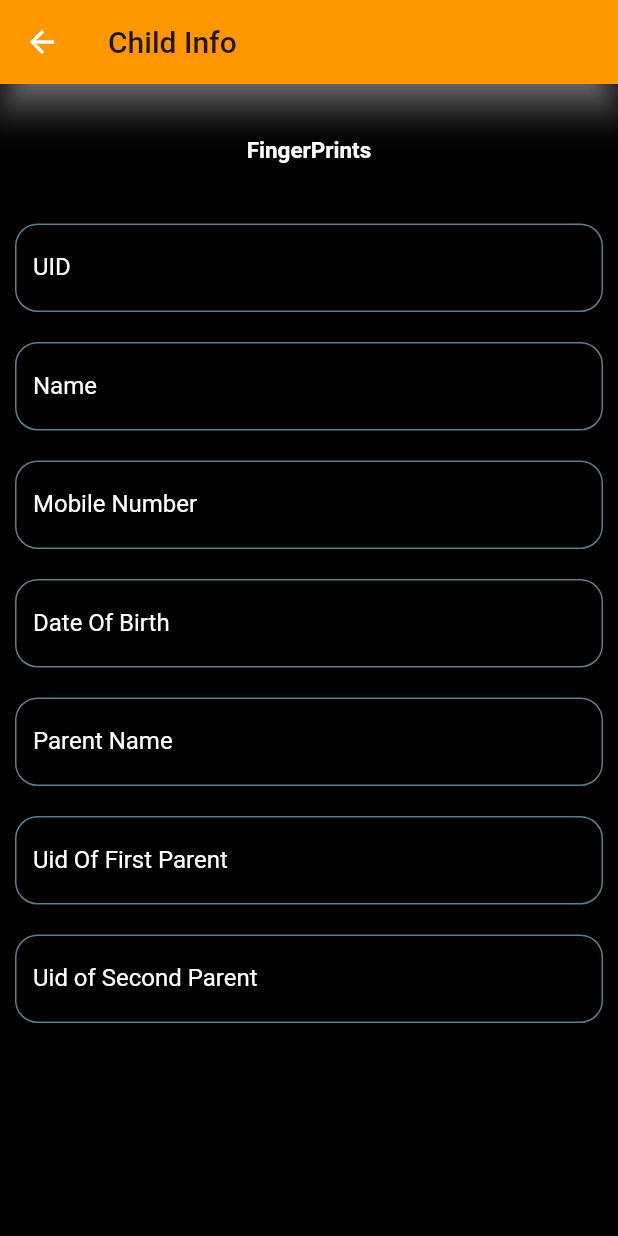
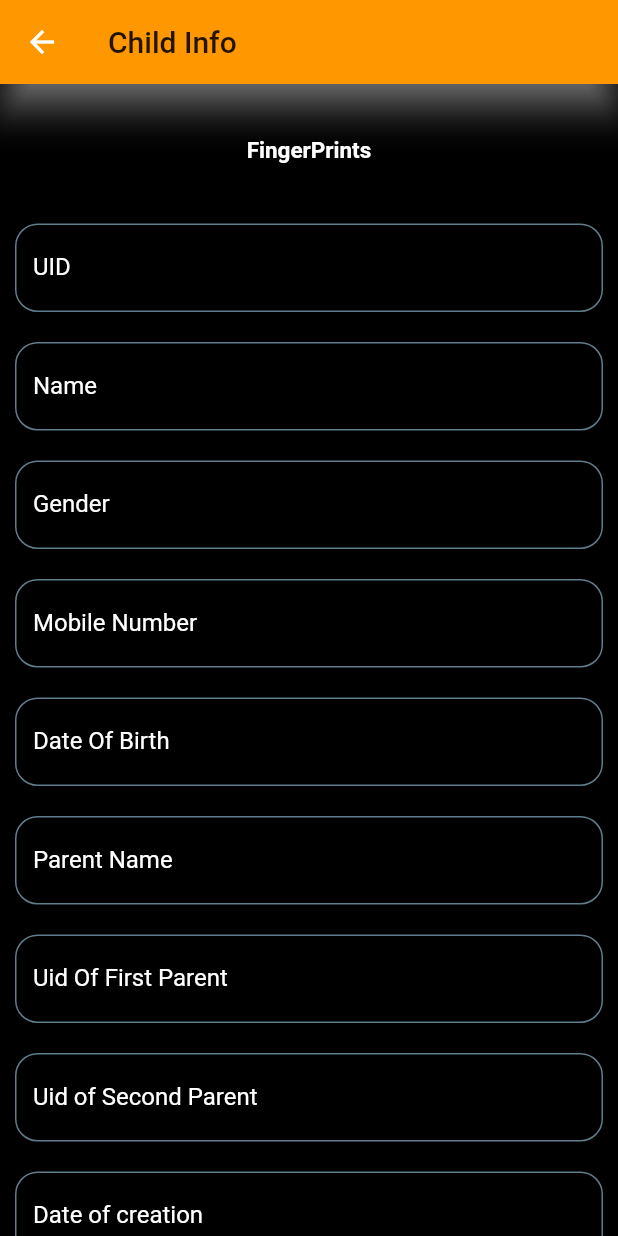
Before and after one commit to K1RA-16/Dayalbagh-Id-Card, a Flutter app: the ViewChildren screen opened by its route, on a phone screen of 412 x 824 dp. Run offline on Flutter 3.47's test engine with Material 2 defaults, Android fonts, the phone set to English and light mode, and no system bars; our stand-ins replace date_field, firebase_core, get, google_fonts, image_picker, lottie and 2 more; missing offline and left inert: dart:ffi, firebase_core_web, firebase_database_web, floating_action_bubble, image_picker_for_web, shared_preferences_web; accounts and stored records are empty; statements that could not run were skipped.

Commit message:
child api updated

```diff
--- a/lib/data/childBiometricViewData.dart
+++ b/lib/data/childBiometricViewData.dart
@@ -6,6 +6,8 @@ class ChildBiometricData {
 
 class ChildBiometricView {
   final int id;
+  final String gender;
+  final String mobile;
   final String name;
   final String father_name;
   final String dob;
@@ -26,6 +28,8 @@ class ChildBiometricView {
   final String uid;
   ChildBiometricView({
     required this.id,
+    required this.gender,
+    required this.mobile,
     required this.name,
     required this.father_name,
     required this.dob,
@@ -48,6 +52,8 @@ class ChildBiometricView {
 
   ChildBiometricView copyWith({
     int? id,
+    String? gender,
+    String? mobile,
     String? name,
     String? father_name,
     String? dob,
@@ -69,6 +75,8 @@ class ChildBiometricView {
   }) {
     return ChildBiometricView(
       id: id ?? this.id,
+      gender: gender ?? this.gender,
+      mobile: mobile ?? this.mobile,
       name: name ?? this.name,
       father_name: father_name ?? this.father_name,
       dob: dob ?? this.dob,
@@ -93,6 +101,8 @@ class ChildBiometricView {
   Map<String, dynamic> toMap() {
     return {
       'id': id,
+      'gender': gender,
+      'mobile': mobile,
       'name': name,
       'father_name': father_name,
       'dob': dob,
@@ -117,6 +127,8 @@ class ChildBiometricView {
   factory ChildBiometricView.fromMap(Map<String, dynamic> map) {
     return ChildBiometricView(
       id: map['id']?.toInt() ?? 0,
+      gender: map['gender'] ?? '',
+      mobile: map['mobile'] ?? '',
       name: map['name'] ?? '',
       father_name: map['father_name'] ?? '',
       dob: map['dob'] ?? '',
@@ -145,7 +157,7 @@ class ChildBiometricView {
 
   @override
   String toString() {
-    return 'ChildBiometricView(id: $id, name: $name, father_name: $father_name, dob: $dob, parent_uid_one: $parent_uid_one, parent_uid_two: $parent_uid_two, branch: $branch, first_created: $first_created, last_updated: $last_updated, isO_FP_1: $isO_FP_1, isO_FP_2: $isO_FP_2, isO_FP_3: $isO_FP_3, isO_FP_4: $isO_FP_4, fingerPrint_1: $fingerPrint_1, fingerPrint_2: $fingerPrint_2, fingerPrint_3: $fingerPrint_3, fingerPrint_4: $fingerPrint_4, image: $image, uid: $uid)';
+    return 'ChildBiometricView(id: $id, gender: $gender, mobile: $mobile, name: $name, father_name: $father_name, dob: $dob, parent_uid_one: $parent_uid_one, parent_uid_two: $parent_uid_two, branch: $branch, first_created: $first_created, last_updated: $last_updated, isO_FP_1: $isO_FP_1, isO_FP_2: $isO_FP_2, isO_FP_3: $isO_FP_3, isO_FP_4: $isO_FP_4, fingerPrint_1: $fingerPrint_1, fingerPrint_2: $fingerPrint_2, fingerPrint_3: $fingerPrint_3, fingerPrint_4: $fingerPrint_4, image: $image, uid: $uid)';
   }
 
   @override
@@ -154,6 +166,8 @@ class ChildBiometricView {
 
     return other is ChildBiometricView &&
       other.id == id &&
+      other.gender == gender &&
+      other.mobile == mobile &&
       other.name == name &&
       other.father_name == father_name &&
       other.dob == dob &&
@@ -177,6 +191,8 @@ class ChildBiometricView {
   @override
   int get hashCode {
     return id.hashCode ^
+      gender.hashCode ^
+      mobile.hashCode ^
       name.hashCode ^
       father_name.hashCode ^
       dob.hashCode ^
--- a/lib/pages/viewChildren.dart
+++ b/lib/pages/viewChildren.dart
@@ -24,6 +24,8 @@ class _ViewChildrenState extends State<ViewChildren> {
   late TextEditingController uid1Controller;
 
   late TextEditingController uid2Controller;
+  late TextEditingController genderController;
+  late TextEditingController firstCreatedController;
 
   bool finger1 = false;
   bool finger2 = false;
@@ -45,10 +47,16 @@ class _ViewChildrenState extends State<ViewChildren> {
 
   @override
   void initState() {
+    try {
       uidController = TextEditingController(text: ChildBiometricData.data["uid"]);
-    mobileController = TextEditingController();
+      mobileController =
+          TextEditingController(text: ChildBiometricData.data["mobile"]);
       parentNameController =
           TextEditingController(text: ChildBiometricData.data["father_name"]);
+      genderController =
+          TextEditingController(text: ChildBiometricData.data["gender"]);
+      firstCreatedController =
+          TextEditingController(text: ChildBiometricData.data["first_created"]);
       nameController =
           TextEditingController(text: ChildBiometricData.data["name"]);
       dobController = TextEditingController(text: ChildBiometricData.data["dob"]);
@@ -56,11 +64,15 @@ class _ViewChildrenState extends State<ViewChildren> {
           TextEditingController(text: ChildBiometricData.data["parent_uid_one"]);
       uid2Controller =
           TextEditingController(text: ChildBiometricData.data["parent_uid_two"]);
+    } on Exception catch (e) {
+          // TODO
+    }
     loadData();
     super.initState();
   }
 
   loadData() {
+    try {
       loadIso(ChildBiometricData.data["isO_FP_1"], 1);
       loadIso(ChildBiometricData.data["isO_FP_2"], 2);
       loadIso(ChildBiometricData.data["isO_FP_3"], 3);
@@ -70,6 +82,9 @@ class _ViewChildrenState extends State<ViewChildren> {
       fingerData3 = base64Decode(ChildBiometricData.data["fingerPrint_3"]);
       fingerData4 = base64Decode(ChildBiometricData.data["fingerPrint_4"]);
       imageFile = base64Decode(ChildBiometricData.data["image"]);
+    } on Exception catch (e) {
+          // TODO
+    }
   }
 
   loadIso(int key, int index) {
@@ -276,6 +291,25 @@ class _ViewChildrenState extends State<ViewChildren> {
           20.heightBox,
           TextField(
             readOnly: true,
+            controller: genderController,
+            decoration: InputDecoration(
+                label: Text("Gender"),
+                labelStyle: TextStyle(color: Colors.white),
+                fillColor: Colors.white,
+                enabledBorder: OutlineInputBorder(
+                  borderSide:
+                      const BorderSide(color: Colors.blueGrey, width: 1.0),
+                  borderRadius: BorderRadius.circular(15.0),
+                ),
+                focusedBorder: OutlineInputBorder(
+                  borderSide:
+                      const BorderSide(color: Colors.blueGrey, width: 1.0),
+                  borderRadius: BorderRadius.circular(15.0),
+                )),
+          ),
+          20.heightBox,
+          TextField(
+            readOnly: true,
             controller: mobileController,
             decoration: InputDecoration(
                 label: Text("Mobile Number"),
@@ -369,6 +403,25 @@ class _ViewChildrenState extends State<ViewChildren> {
                 )),
           ),
           20.heightBox,
+          TextField(
+            readOnly: true,
+            controller: firstCreatedController,
+            decoration: InputDecoration(
+                label: Text("Date of creation"),
+                labelStyle: TextStyle(color: Colors.white),
+                fillColor: Colors.white,
+                enabledBorder: OutlineInputBorder(
+                  borderSide:
+                      const BorderSide(color: Colors.blueGrey, width: 1.0),
+                  borderRadius: BorderRadius.circular(15.0),
+                ),
+                focusedBorder: OutlineInputBorder(
+                  borderSide:
+                      const BorderSide(color: Colors.blueGrey, width: 1.0),
+                  borderRadius: BorderRadius.circular(15.0),
+                )),
+          ),
+          20.heightBox,
         ]).p(10),
       ),
     );
```
Also changed, not shown: lib/pages/addSatsangi.dart (+24 -4 lines), 1 other file. Lines whose indentation alone changed are shown as unchanged.
